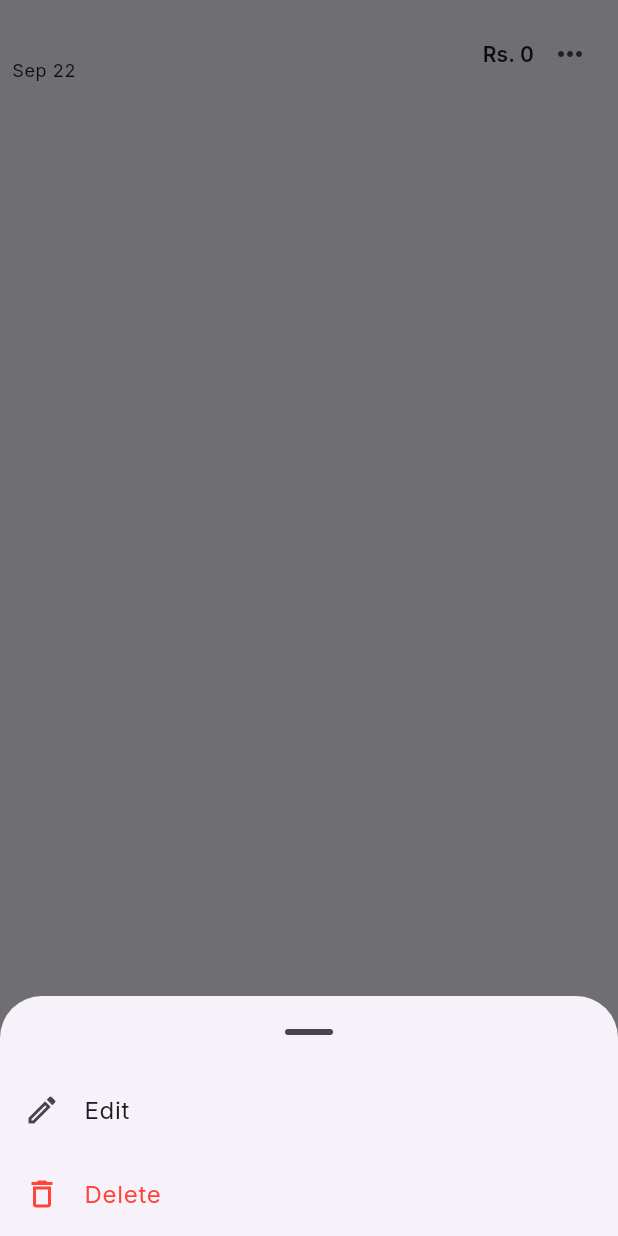
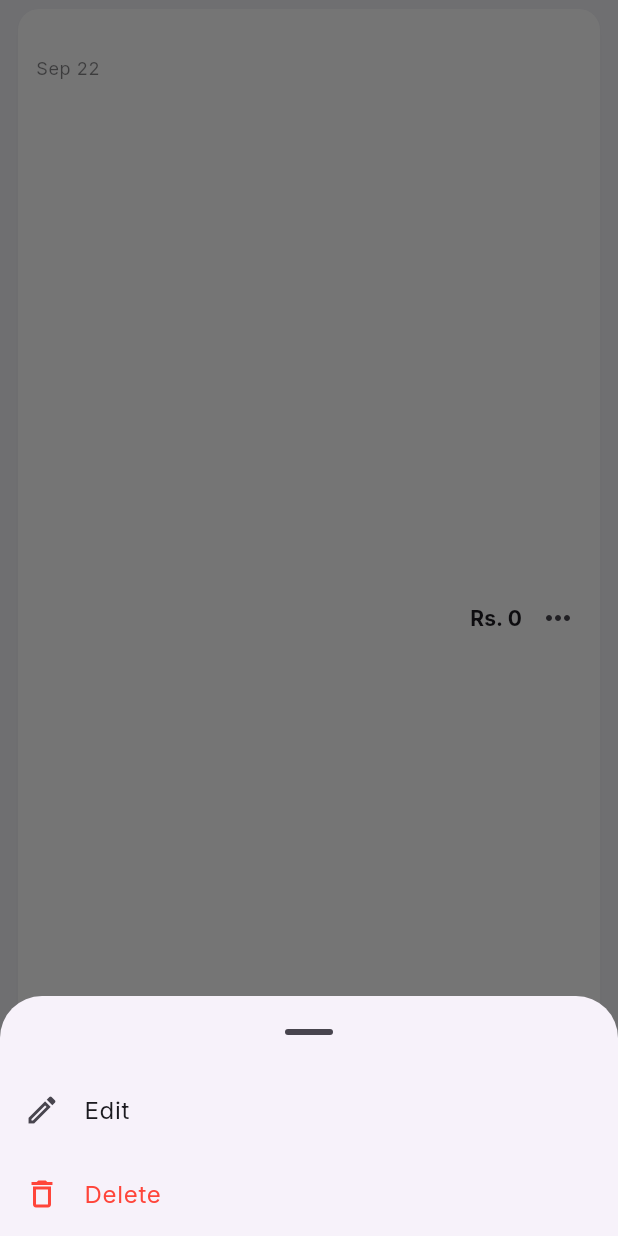
Before and after one commit to Shayaan-Nofil/Monthly_Budget_App, a Flutter app: the ItemTile widget shown alone on an empty page, opened directly with empty values, after a tap on the "keyboard control" icon, on a phone screen of 412 x 824 dp. Run offline on Flutter 3.47's test engine with Material 3 defaults, Android fonts, the light colour scheme and no system bars; our stand-ins replace cached_network_image, cloud_firestore, firebase_auth, firebase_core, firebase_storage, fl_chart and 3 more; missing offline and left inert: cunning_document_scanner; accounts and stored records are empty; generated files the repository leaves out were written again.

Commit message:
update: Styled expense cards, fixed Storage upload auth, and added a dismissible fullscreen receipt viewer.

```diff
--- a/lib/widgets/item_tile.dart
+++ b/lib/widgets/item_tile.dart
@@ -5,6 +5,7 @@
 import '../models/expense_item.dart';
 import '../utils/currency_formatter.dart';
 import '../utils/haptics.dart';
+import 'receipt_viewer.dart';
 
 class ItemTile extends StatelessWidget {
   const ItemTile({
@@ -29,20 +30,36 @@
       RecurrenceFrequency.none => null,
     };
     final hasReceipt = item.receiptImageUrl?.isNotEmpty ?? false;
+    final isDark = theme.brightness == Brightness.dark;
 
-    return ListTile(
-      contentPadding: const EdgeInsets.symmetric(horizontal: 8),
-      leading: hasReceipt
-          ? GestureDetector(
+    return Padding(
+      padding: const EdgeInsets.fromLTRB(12, 6, 12, 6),
+      child: Material(
+        color: isDark ? const Color(0xFF2C2C2E) : Colors.white,
+        elevation: 2,
+        shadowColor: Colors.black.withValues(alpha: isDark ? 0.5 : 0.12),
+        borderRadius: BorderRadius.circular(14),
+        child: InkWell(
+          borderRadius: BorderRadius.circular(14),
           onTap: () {
             AppHaptics.light();
-                _showReceipt(context, item.receiptImageUrl!);
+            onEdit();
+          },
+          child: Padding(
+            padding: const EdgeInsets.fromLTRB(12, 10, 4, 10),
+            child: Row(
+              children: [
+                if (hasReceipt) ...[
+                  GestureDetector(
+                    onTap: () {
+                      AppHaptics.light();
+                      ReceiptViewer.showNetwork(context, item.receiptImageUrl!);
                     },
                     child: ClipRRect(
-                borderRadius: BorderRadius.circular(8),
+                      borderRadius: BorderRadius.circular(10),
                       child: SizedBox(
-                  width: 44,
-                  height: 44,
+                        width: 48,
+                        height: 48,
                         child: CachedNetworkImage(
                           imageUrl: item.receiptImageUrl!,
                           fit: BoxFit.cover,
@@ -52,32 +69,51 @@
                           ),
                           errorWidget: (_, _, _) => ColoredBox(
                             color: theme.colorScheme.surfaceContainerHighest,
-                      child: const Icon(Icons.broken_image_outlined, size: 20),
+                            child: const Icon(
+                              Icons.broken_image_outlined,
+                              size: 20,
                             ),
                           ),
                         ),
                       ),
-            )
-          : null,
-      title: Text(item.name),
-      subtitle: Text(
+                    ),
+                  ),
+                  const SizedBox(width: 12),
+                ],
+                Expanded(
+                  child: Column(
+                    crossAxisAlignment: CrossAxisAlignment.start,
+                    children: [
+                      Text(
+                        item.name,
+                        style: theme.textTheme.titleSmall?.copyWith(
+                          fontWeight: FontWeight.w600,
+                        ),
+                      ),
+                      const SizedBox(height: 2),
+                      Text(
                         [
                           dateLabel,
                           ?recurrenceLabel,
                           if (item.price == null) 'Price pending',
                           if (hasReceipt) 'Receipt',
                         ].join(' · '),
-        style: theme.textTheme.bodySmall,
+                        style: theme.textTheme.bodySmall?.copyWith(
+                          color: theme.colorScheme.onSurface.withValues(
+                            alpha: 0.55,
                           ),
-      trailing: Row(
-        mainAxisSize: MainAxisSize.min,
-        children: [
+                        ),
+                      ),
+                    ],
+                  ),
+                ),
+                const SizedBox(width: 8),
                 Text(
                   CurrencyFormatter.format(item.price),
                   style: theme.textTheme.titleSmall?.copyWith(
-              fontWeight: FontWeight.w600,
+                    fontWeight: FontWeight.w700,
                     color: item.price == null
-                  ? theme.colorScheme.onSurface.withValues(alpha: 0.4)
+                        ? theme.colorScheme.onSurface.withValues(alpha: 0.35)
                         : null,
                   ),
                 ),
@@ -103,7 +139,8 @@
                             ),
                             if (hasReceipt)
                               ListTile(
-                          leading: const Icon(Icons.receipt_long_outlined),
+                                leading:
+                                    const Icon(Icons.receipt_long_outlined),
                                 title: const Text('View receipt'),
                                 onTap: () {
                                   AppHaptics.selection();
@@ -117,7 +154,9 @@
                               ),
                               title: Text(
                                 'Delete',
-                          style: TextStyle(color: theme.colorScheme.error),
+                                style: TextStyle(
+                                  color: theme.colorScheme.error,
+                                ),
                               ),
                               onTap: () {
                                 AppHaptics.medium();
@@ -132,56 +171,16 @@
                     if (action == 'edit') onEdit();
                     if (action == 'delete') onDelete();
                     if (action == 'receipt' && hasReceipt) {
-                _showReceipt(context, item.receiptImageUrl!);
+                      ReceiptViewer.showNetwork(
+                        context,
+                        item.receiptImageUrl!,
+                      );
                     }
                   },
                 ),
               ],
             ),
-    );
-  }
-
-  void _showReceipt(BuildContext context, String url) {
-    showDialog<void>(
-      context: context,
-      builder: (context) => Dialog(
-        insetPadding: const EdgeInsets.all(16),
-        child: Column(
-          mainAxisSize: MainAxisSize.min,
-          children: [
-            Align(
-              alignment: Alignment.centerRight,
-              child: IconButton(
-                tooltip: 'Close',
-                onPressed: () {
-                  AppHaptics.light();
-                  Navigator.pop(context);
-                },
-                icon: const Icon(Icons.close),
           ),
-            ),
-            ConstrainedBox(
-              constraints: BoxConstraints(
-                maxHeight: MediaQuery.sizeOf(context).height * 0.7,
-                maxWidth: MediaQuery.sizeOf(context).width,
-              ),
-              child: InteractiveViewer(
-                child: CachedNetworkImage(
-                  imageUrl: url,
-                  fit: BoxFit.contain,
-                  placeholder: (_, _) => const Padding(
-                    padding: EdgeInsets.all(48),
-                    child: CircularProgressIndicator.adaptive(),
-                  ),
-                  errorWidget: (_, _, _) => const Padding(
-                    padding: EdgeInsets.all(48),
-                    child: Icon(Icons.broken_image_outlined, size: 48),
-                  ),
-                ),
-              ),
-            ),
-            const SizedBox(height: 12),
-          ],
         ),
       ),
     );
```
Also changed, not shown: lib/screens/add_edit_item_screen.dart (+14 -4 lines), lib/services/receipt_scan_service.dart (+26 -6 lines), lib/widgets/receipt_viewer.dart (added, +110 -0 lines), 2 other files. Lines whose indentation alone changed are shown as unchanged.
